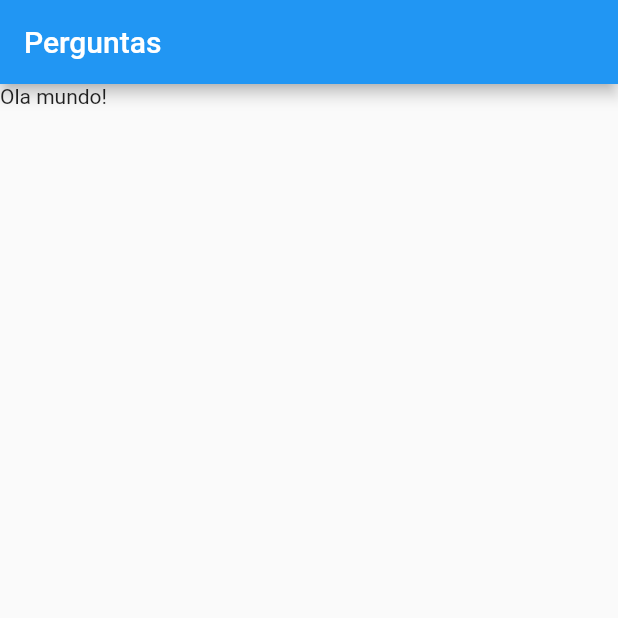
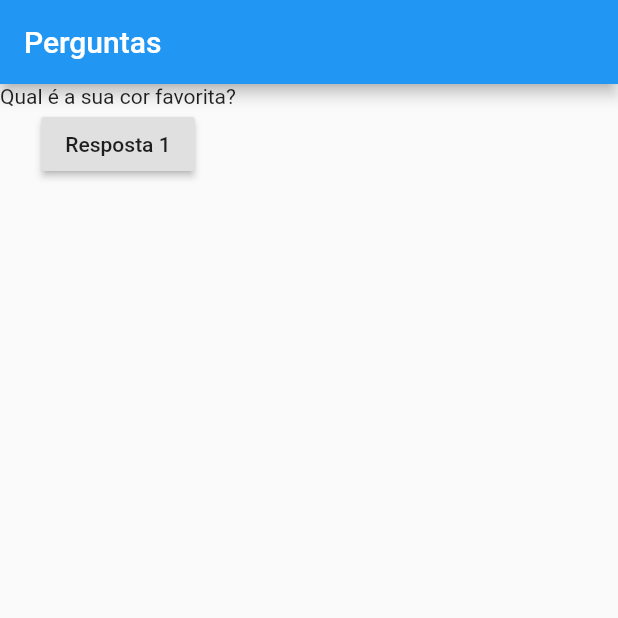
Before and after one commit to mateusgcoelho/projeto-quiz, a Flutter app: the screen it shows after launch, on a phone screen of 412 x 824 dp, the top half of it. Run offline on Flutter 3.47's test engine with Material 2 defaults, Android fonts, the phone set to English and light mode, and no system bars.

```diff
--- a/lib/main.dart
+++ b/lib/main.dart
@@ -5,15 +5,32 @@ main() {
 }
 
 class PerguntaApp extends StatelessWidget {
+  void responder() {
+    print("Pergunta Respondida!");
+  }
 
   @override
   Widget build(BuildContext context) {
+    final List<String> perguntas = [
+      'Qual é a sua cor favorita?',
+      'Qual é seu animal favorito?',
+    ];
+
     return MaterialApp(
       home: Scaffold(
         appBar: AppBar(
           title: Text("Perguntas"),
         ),
-        body: Text("Ola mundo!"),
+        body: Column(
+          children: <Widget>[
+            Text(perguntas[0]),
+            // ignore: deprecated_member_use
+            RaisedButton(
+              child: Text("Resposta 1"),
+              onPressed: responder,
+            )
+          ],
+        ),
       ),
     );
   }
```
